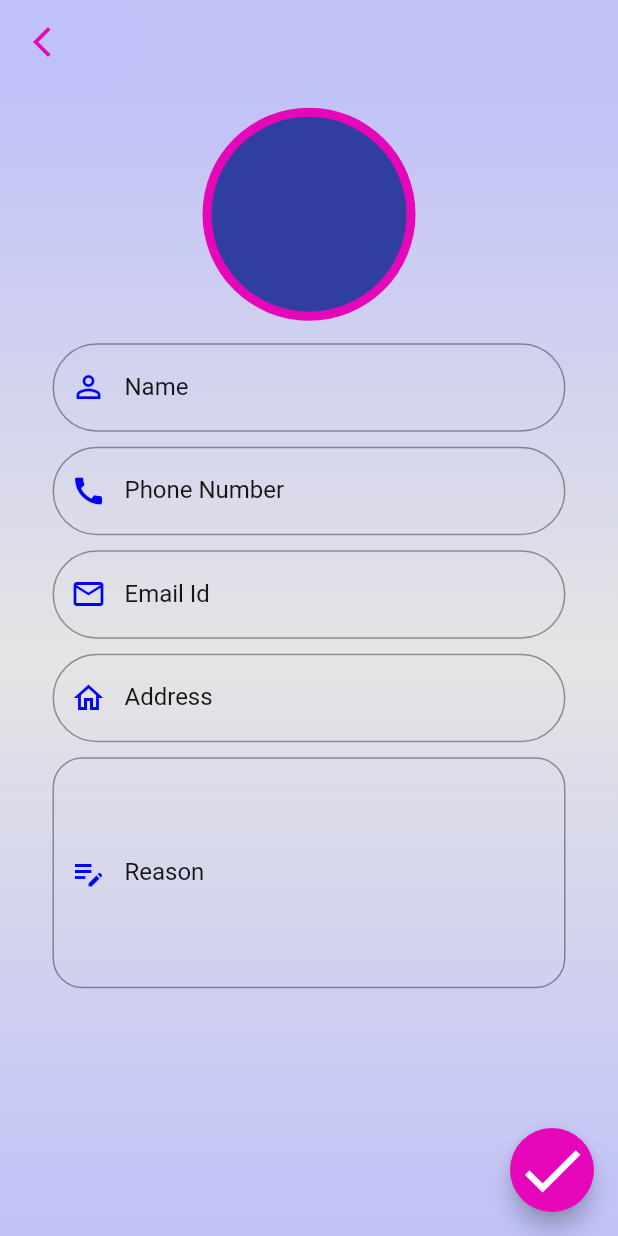
After one commit to shamiitltd/school-erp, a Flutter app: the AddVisitor screen opened directly, on a phone screen of 412 x 824 dp. The commit adds this screen. Run offline on Flutter 3.47's test engine with Material 2 defaults, Android fonts, the phone set to English and light mode, and no system bars; our stand-ins replace camera, cloud_firestore, dio, email_validator, firebase_auth, firebase_core and 10 more; missing offline and left inert: flutter_polyline_points, motion_sensors; accounts and stored records are empty.

Commit message:
//Colors add purple and blue // edit LoginWidget.dart //changes complete //edit ForgetPassword File //RegisterUser.dart edit //creating normalVisitor.dart file

```diff
--- /dev/null
+++ b/lib/domain/Visitors/addVisitor.dart
@@ -0,0 +1,314 @@
+import 'dart:io';
+import 'package:camera/camera.dart';
+import 'package:cloud_firestore/cloud_firestore.dart';
+import 'package:firebase_auth/firebase_auth.dart';
+import 'package:firebase_database/firebase_database.dart';
+import 'package:flutter/material.dart';
+import 'package:school_erp/config/Colors.dart';
+import 'package:school_erp/domain/authentication/widgets/ResuableWidgets.dart';
+import 'package:school_erp/shared/functions/popupSnakbar.dart';
+import 'package:camera/camera.dart';
+import 'package:image_picker/image_picker.dart';
+import 'package:firebase_storage/firebase_storage.dart';
+
+
+class AddVisitor extends StatefulWidget {
+  const AddVisitor({Key? key}) : super(key: key);
+
+  @override
+  State<AddVisitor> createState() => _addVisitor();
+}
+
+
+class _addVisitor extends State<AddVisitor> {
+  final _formKey = GlobalKey<FormState>();
+  final displayNameController = TextEditingController();
+  final messageController = TextEditingController();
+  final emailController = TextEditingController();
+  final phoneController = TextEditingController();
+  final addressController = TextEditingController();
+
+
+  late File _pickedImage;
+  late CameraController _controller;
+  CollectionReference visitors = FirebaseFirestore.instance.collection('visitor');
+
+  Map<String, dynamic> visitorData ={
+    "Name":"",
+    "Phone":"",
+    "Email":"",
+    "Address":"",
+    "Reason":"",
+    "VisitTime":DateTime.now().millisecondsSinceEpoch,
+
+  };
+  addVisitor() {
+    _formKey.currentState!.save();
+    if (_formKey.currentState!.validate()){
+      print('Visitor Add in DataBase');
+    }
+  }
+  String imageUrl = '';
+
+
+  @override
+  void dispose() {
+    displayNameController.dispose();
+    emailController.dispose();
+    messageController.dispose();
+    addressController.dispose();
+    super.dispose();
+  }
+  @override
+  Widget build(BuildContext context) {
+    return Scaffold(
+      appBar: AppBar(
+        backgroundColor: loginColor1,
+        elevation: 0,
+        leading: IconButton(
+          icon: const Icon(
+            Icons.arrow_back_ios_new_outlined,
+            color: loginButtonTextColor,
+            shadows: [
+              Shadow(color: loginIconColor,blurRadius: 100)
+            ],
+          ),
+          onPressed: () => Navigator.pop(context),
+        ),
+
+      ),
+      body: Container(
+        padding: const EdgeInsets.symmetric(horizontal: 15,vertical: 15),
+        height: MediaQuery.of(context).size.height,
+        decoration: const BoxDecoration(
+            gradient: LinearGradient(
+              colors: [
+                loginColor1, loginColor2, loginColor3,
+              ],
+              begin: Alignment.topCenter, end: Alignment.bottomCenter,
+            )
+        ),
+        child: Form(
+          key: _formKey,
+          child: SingleChildScrollView(
+            child: Padding(
+              padding: EdgeInsets.fromLTRB(20, MediaQuery.of(context).size.height * 0.001002, 20, 0),
+              child: Column(
+                children: <Widget>[
+                  Stack(
+                    alignment: Alignment.bottomCenter,
+                    children: [
+                      Container(margin: const EdgeInsets.symmetric(horizontal: 30,vertical: 30),),
+                      Row(
+                        mainAxisAlignment: MainAxisAlignment.center,
+                        children: [
+                          InkWell(
+                            onTap: () async {
+                              ImagePicker imagePicker=ImagePicker();
+                              XFile? file = await imagePicker.pickImage(source: ImageSource.camera);
+                              print('${file?.path}');
+                              print(imagePicker);
+                              if (file ==null) return;
+                              String UniqueImageName = DateTime.now().millisecondsSinceEpoch.toString();
+                              Reference referenceRoot = FirebaseStorage.instance.ref();
+                              Reference referenceDirImages = referenceRoot.child('images');
+                              Reference referenceImageToUpload = referenceDirImages.child(UniqueImageName);
+                              try{
+                                await referenceImageToUpload.putFile(File(file!.path));
+                                imageUrl= await referenceImageToUpload.getDownloadURL();
+                              }catch(error){ }
+                            },
+                            child: const CircleAvatar(radius: 71,
+                              backgroundColor: loginButtonTextColor,
+                              child: CircleAvatar(
+                                radius: 65,
+
+
+                              ),
+                            ),
+                          ),
+                        ],
+                      ),
+                    ],
+                  ),
+                  const SizedBox(height: 15),
+                  TextFormField(
+                    validator: ( msg) {
+                      if(msg!.isEmpty) {
+                        return "Enter a valid name";
+                      }
+                      return null;
+
+                    } ,
+                    controller: displayNameController,
+                    textInputAction: TextInputAction.next,
+                    cursorColor: loginButtonColor,
+                    style: TextStyle(color: loginTextColor.withOpacity(0.9)),
+                    decoration: InputDecoration(
+                      prefixIcon: const Icon(
+                        Icons.person_outline,
+                        color: loginIconColor,
+                      ),
+                      labelText: 'Name',
+                      labelStyle:
+                      TextStyle(color: loginTextColor.withOpacity(0.9)),
+                      border: OutlineInputBorder(
+                          borderRadius: BorderRadius.circular(30.0),
+                          borderSide: const BorderSide(
+                              width: 0,
+                              style: BorderStyle.solid,
+                              color: loginIconColor)),
+                    ),
+
+                  ),
+                  const SizedBox(height: 10),
+                  TextFormField(
+                    validator: ( number) {
+                      if(number!.isEmpty) {
+                        return "Enter a valid Number";
+                      }
+                      return null;
+
+                    } ,
+                    controller: phoneController,
+                    keyboardType: TextInputType.phone,
+                    textInputAction: TextInputAction.next,
+                    cursorColor: loginButtonColor,
+                    style: TextStyle(color: loginTextColor.withOpacity(0.9)),
+                    decoration: InputDecoration(
+                      prefixIcon: const Icon(
+                        Icons.call,
+                        color: loginIconColor,
+                      ),
+                      labelText: 'Phone Number',
+                      labelStyle:
+                      TextStyle(color: loginTextColor.withOpacity(0.9)),
+                      border: OutlineInputBorder(
+                          borderRadius: BorderRadius.circular(30.0),
+                          borderSide: const BorderSide(
+                              width: 0,
+                              style: BorderStyle.solid,
+                              color: loginIconColor)),
+                    ),
+
+                  ),
+                  const SizedBox(height: 10),
+                  TextFormField(
+                    controller: emailController,
+                    textInputAction: TextInputAction.next,
+                    cursorColor: loginButtonColor,
+                    style: TextStyle(color: loginTextColor.withOpacity(0.9)),
+                    decoration: InputDecoration(
+                      prefixIcon: const Icon(
+                        Icons.email_outlined,
+                        color: loginIconColor,
+                      ),
+                      labelText: 'Email Id',
+                      labelStyle:
+                      TextStyle(color: loginTextColor.withOpacity(0.9)),
+                      border: OutlineInputBorder(
+                          borderRadius: BorderRadius.circular(30.0),
+                          borderSide: const BorderSide(
+                              width: 0,
+                              style: BorderStyle.solid,
+                              color: loginIconColor)),
+                    ),
+
+                  ),
+                  const SizedBox(height: 10),
+                  TextFormField(
+                    validator: ( msg) {
+                      if(msg!.isEmpty) {
+                        return "Enter valid Address";
+                      }
+                      return null;
+
+                    } ,
+                    controller: addressController,
+                    textInputAction: TextInputAction.next,
+                    cursorColor: loginButtonColor,
+                    style: TextStyle(color: loginTextColor.withOpacity(0.9)),
+                    decoration: InputDecoration(
+                      prefixIcon: const Icon(
+                        Icons.home_outlined,
+                        color: loginIconColor,
+                      ),
+                      labelText: 'Address',
+                      labelStyle:
+                      TextStyle(color: loginTextColor.withOpacity(0.9)),
+                      border: OutlineInputBorder(
+                          borderRadius: BorderRadius.circular(30.0),
+                          borderSide: const BorderSide(
+                              width: 0,
+                              style: BorderStyle.solid,
+                              color: loginIconColor)),
+                    ),
+
+                  ),
+                  const SizedBox(height: 10),
+                  TextFormField(
+                    validator: ( msg) {
+                      if(msg!.isEmpty) {
+                        return "Enter valid Reason";
+                      }
+                      return null;
+
+                    } ,
+                    controller: messageController,
+                    textInputAction: TextInputAction.next,
+                    cursorColor: loginButtonColor,
+                    style: TextStyle(color: loginTextColor.withOpacity(0.9)),
+                    decoration: InputDecoration(
+                      prefixIcon: const Icon(
+                        Icons.edit_note,
+                        color: loginIconColor,
+                      ),
+                      labelText: 'Reason',
+                      labelStyle:
+                      TextStyle(color: loginTextColor.withOpacity(0.9)),
+                      border: OutlineInputBorder(
+                          borderRadius: BorderRadius.circular(20.0),
+                          borderSide: const BorderSide(
+                              width: 0,
+                              style: BorderStyle.solid,
+                              color: loginIconColor)),
+                    ),
+                    maxLines: 6,
+                  ),
+                ],
+              ),
+            ),
+          ),
+        ),
+      ),
+      floatingActionButton: FloatingActionButton(
+          backgroundColor: loginButtonTextColor,
+          onPressed: () {
+            if (imageUrl!.isEmpty){
+              ScaffoldMessenger.of(context).showSnackBar(SnackBar(content: Text('Please Click an Image First')));
+            } else {
+              return;
+            }
+            if (_formKey.currentState!.validate()) {
+              FirebaseFirestore.instance.collection('messages').add({
+                'name': displayNameController.text,
+                'email': emailController.text,
+                'message': messageController.text,
+                'timestamp': DateTime.now(),
+              });
+              displayNameController.clear();
+              emailController.clear();
+              messageController.clear();
+              ScaffoldMessenger.of(context).showSnackBar(const SnackBar(
+                content: Text('Visitor add successfully'),
+                duration: Duration(seconds: 2),
+              ));
+            }
+            FirebaseFirestore.instance.collection('Visitors_data').add(visitorData);
+          },
+          child: const Icon(Icons.done, size: 50,)
+
+      ),
+    );
+  }
+}
--- a/lib/pages/home.dart
+++ b/lib/pages/home.dart
@@ -78,7 +78,7 @@ class _MyHomePageState extends State<MyHomePage> {
     } else if (currentPage == DrawerSections.logout) {
       FirebaseAuth.instance.signOut();
     } else if (currentPage == DrawerSections.visitors) {
-      container = NormalVisitor();
+      container = ViewVisitors();
     }else{
       container = const Text('Empty');
     }
--- a/pubspec.yaml
+++ b/pubspec.yaml
@@ -51,6 +51,9 @@ dependencies:
   motion_sensors: ^0.1.0
   flutter_map: ^3.1.0
   camera: ^0.10.0+1
+  cloud_firestore: ^4.4.3
+  image_picker: ^0.8.6+4
+  firebase_storage: ^11.0.14
 
 
 
```
Also changed, not shown: lib/domain/Visitors/normalVisitor.dart (+20 -62 lines), pubspec.lock, 2 other files.
